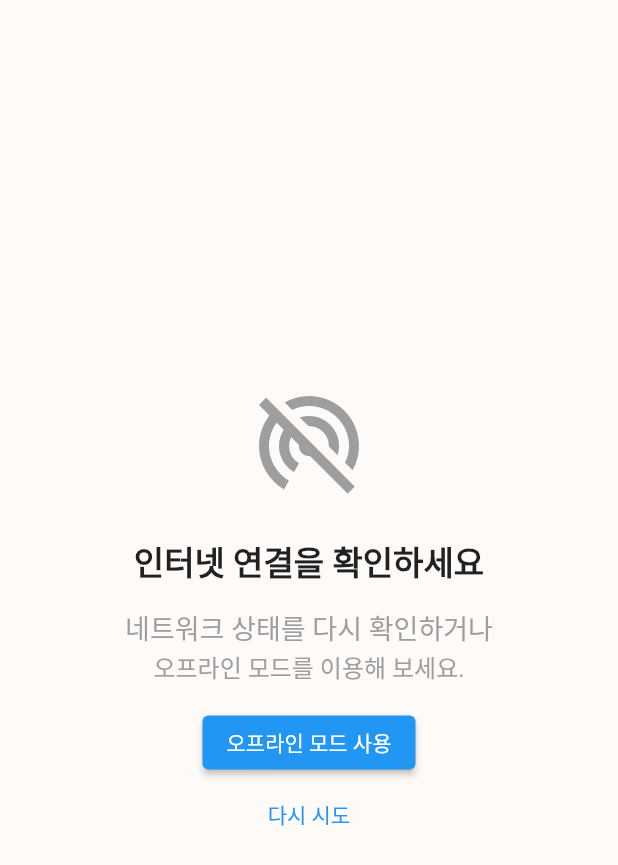
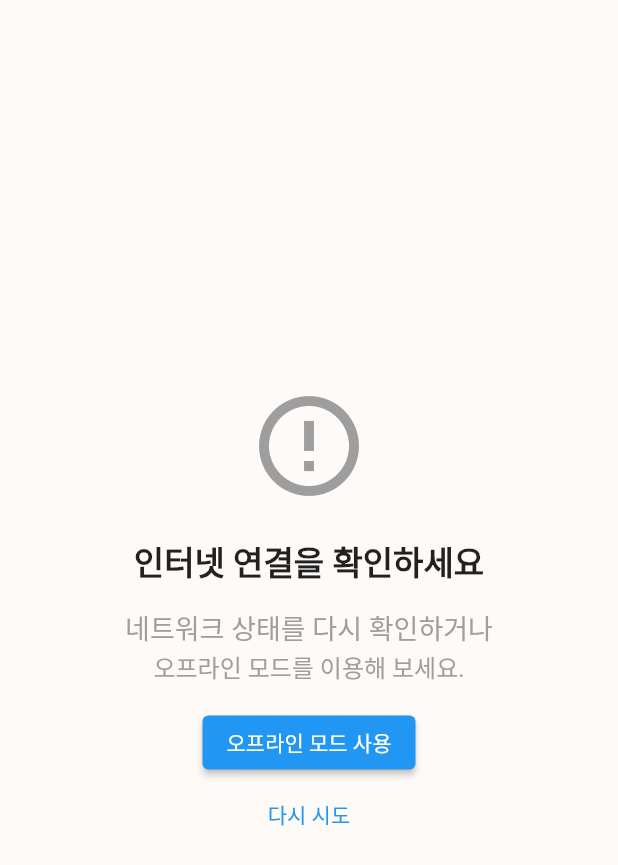
Before and after one commit to KensukePark/live_exchange_app, a Flutter app: the ErrorPage screen opened directly, on a phone screen of 412 x 824 dp. Shown: the top 865 px of the screen. Run offline on Flutter 3.47's test engine with Material 2 defaults, Android fonts, the phone set to English and light mode, and no system bars; our stand-ins replace flutter_spinkit, internet_connection_checker, shared_preferences; missing offline and left inert: flutter_scalable_ocr; accounts and stored records are empty; Roboto replaces fonts that are missing (title).

```diff
--- a/lib/screens/error_page.dart
+++ b/lib/screens/error_page.dart
@@ -33,7 +33,7 @@ class _ErrorPageState extends State<ErrorPage> {
               mainAxisAlignment: MainAxisAlignment.center,
               children: [
                 Icon(
-                  Icons.portable_wifi_off_sharp,
+                  Icons.error_outline,
                   color: Colors.grey,
                   size: 80,
                 ),
```
